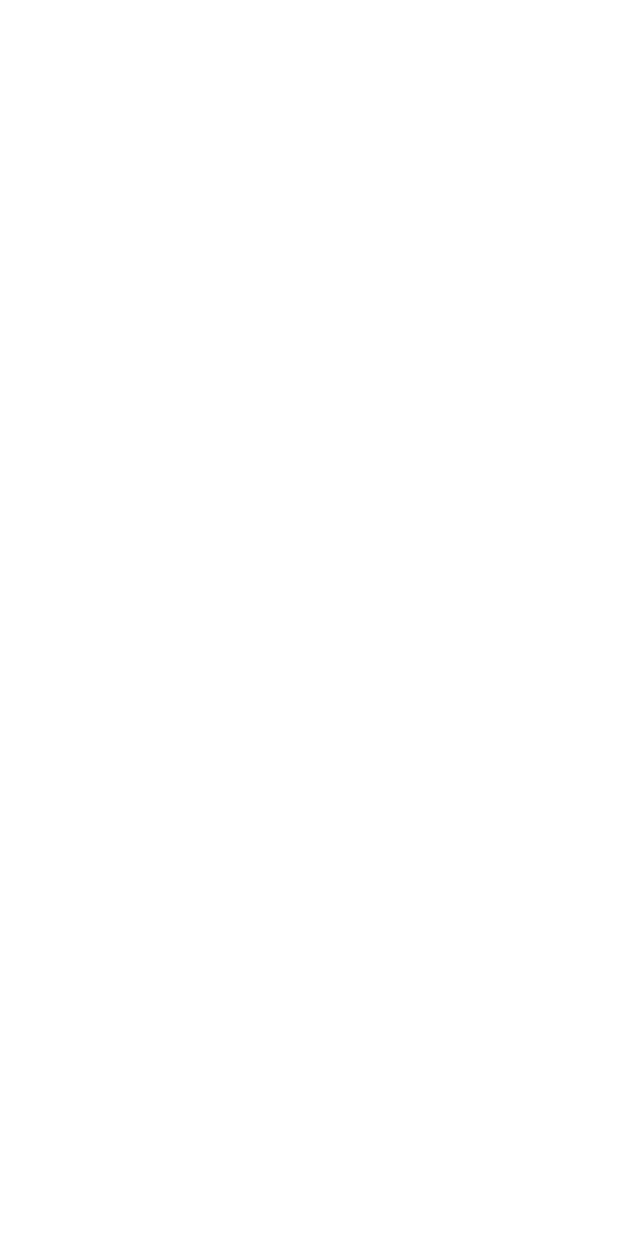
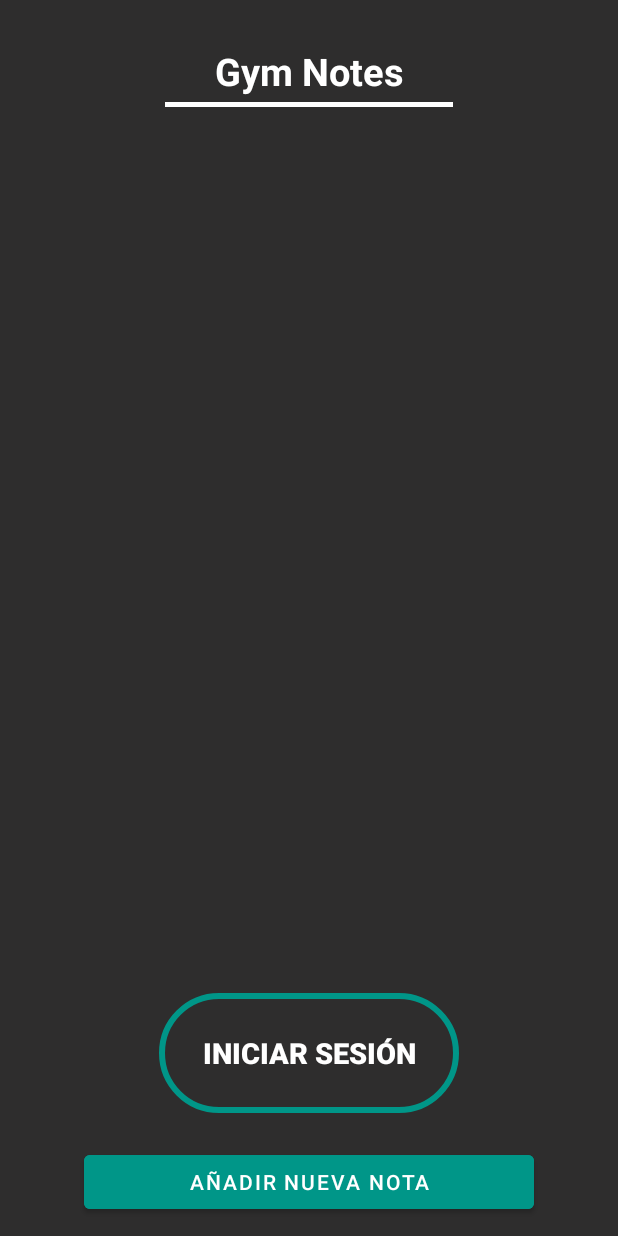
Before and after one commit to Priset/AppGym, an Android app: the GymNotesActivity screen opened directly, with no data from a screen before it, on a phone screen of 412 x 824 dp. Before the commit the screen is empty. Run offline under Robolectric (Android 15) with nearby library versions, the light colour scheme and no system bars; our stand-ins replace Firebase (no records; nobody signed in at launch, a user with empty details on screens opened directly).

Commit message:
Commit 13/12/22 at 16.30pm creating outlog in process

```diff
--- a/app/src/main/java/com/grupoe/runconcola/activity/GymNotesActivity.kt
+++ b/app/src/main/java/com/grupoe/runconcola/activity/GymNotesActivity.kt
@@ -1,8 +1,14 @@
 package com.grupoe.runconcola.activity
 
+import android.content.Context
+import android.content.Intent
 import androidx.appcompat.app.AppCompatActivity
 import android.os.Bundle
+import com.google.android.material.button.MaterialButton
+import com.google.firebase.auth.FirebaseAuth
+import com.grupoe.runconcola.R
 import com.grupoe.runconcola.databinding.ActivityGymNotesBinding
+import kotlinx.android.synthetic.main.activity_gym_notes.*
 
 class GymNotesActivity : AppCompatActivity() {
 
@@ -13,5 +19,32 @@ class GymNotesActivity : AppCompatActivity() {
         binding = ActivityGymNotesBinding.inflate(layoutInflater)
         val view = binding.root
         setContentView(view)
+
+        binding.buttonAddNote.setOnClickListener{
+            val intent  = Intent(this, Login::class.java)
+            startActivity(intent)
+        }
+
+        //Nico
+        //setup()
     }
+
+    // Nico
+    /*
+    private fun setup(){
+        button_logout.setOnClickListener {
+            //borrado de datos
+            val prefs= getSharedPreferences(getString(R.string.prefs_file),Context.MODE_PRIVATE).edit()
+            prefs.clear()
+            prefs.apply()
+            FirebaseAuth.getInstance().signOut()
+            onBackPressed()
+        }
+    }
+    override fun onBackPressed() {
+        finishAffinity()
+    }
+    */
+
+
 }
--- a/app/src/main/java/com/grupoe/runconcola/activity/MainActivity.kt
+++ b/app/src/main/java/com/grupoe/runconcola/activity/MainActivity.kt
@@ -1,8 +1,12 @@
 package com.grupoe.runconcola.activity
+import android.content.Context
 import android.content.Intent
 import androidx.appcompat.app.AppCompatActivity
 import android.os.Bundle
+import com.google.firebase.auth.FirebaseAuth
+import com.grupoe.runconcola.R
 import com.grupoe.runconcola.databinding.ActivityMainBinding
+import kotlinx.android.synthetic.main.activity_gym_notes.*
 
 class MainActivity : AppCompatActivity() {
 
@@ -24,4 +28,5 @@ class MainActivity : AppCompatActivity() {
             startActivity(intent)
         }
     }
+
 }
--- a/app/src/main/java/com/grupoe/runconcola/activity/RegisterActivity.kt
+++ b/app/src/main/java/com/grupoe/runconcola/activity/RegisterActivity.kt
@@ -19,7 +19,6 @@ class RegisterActivity : AppCompatActivity() {
         binding = ActivityRegisterBinding.inflate(layoutInflater)
         val view = binding.root
         setContentView(view)
-
 
         binding.buttonRegister.setOnClickListener{
             val intent  = Intent(this, Login::class.java)
--- a/app/src/main/res/layout/activity_gym_notes.xml
+++ b/app/src/main/res/layout/activity_gym_notes.xml
@@ -4,6 +4,67 @@
     xmlns:tools="http://schemas.android.com/tools"
     android:layout_width="match_parent"
     android:layout_height="match_parent"
+    android:background="@color/background_one"
     tools:context=".activity.GymNotesActivity">
 
+    <TextView
+        android:id="@+id/notes_title"
+        android:layout_width="wrap_content"
+        android:layout_height="wrap_content"
+        android:text="@string/note_title"
+        android:textColor="@color/white"
+        android:textSize="@dimen/S25S"
+        android:textStyle="bold"
+        android:layout_marginTop="@dimen/X30X"
+        app:layout_constraintTop_toTopOf="parent"
+        app:layout_constraintStart_toStartOf="parent"
+        app:layout_constraintEnd_toEndOf="parent"/>
+
+    <View
+        android:id="@+id/view_line_title_notes"
+        android:layout_width="match_parent"
+        android:layout_height="@dimen/X3X"
+        android:background="@color/white"
+        android:layout_marginTop="@dimen/X3X"
+        android:layout_marginStart="@dimen/X110X"
+        android:layout_marginEnd="@dimen/X110X"
+        app:layout_constraintTop_toBottomOf="@id/notes_title"/>
+
+    <androidx.recyclerview.widget.RecyclerView
+        android:id="@+id/notes_recycler"
+        android:layout_width="match_parent"
+        android:layout_height="match_parent"
+        app:layout_constraintTop_toBottomOf="@id/view_line_title_notes"
+        app:layout_constraintStart_toStartOf="parent"
+        app:layout_constraintEnd_toEndOf="parent"/>
+
+    <com.google.android.material.button.MaterialButton
+        android:id="@+id/button_add_note"
+        android:layout_width="@dimen/X350X"
+        android:layout_height="wrap_content"
+        android:text="@string/add_note"
+        android:textColor="@color/white"
+        android:backgroundTint="@color/button_three"
+        android:layout_marginBottom="@dimen/X12X"
+        app:layout_constraintBottom_toBottomOf="parent"
+        app:layout_constraintStart_toStartOf="parent"
+        app:layout_constraintEnd_toEndOf="parent"
+        />
+
+    <androidx.appcompat.widget.AppCompatButton
+        android:id="@+id/button_logout"
+        android:layout_width="@dimen/X200X"
+        android:layout_height="@dimen/X80X"
+        android:layout_marginBottom="@dimen/X70X"
+        android:text="@string/button_login"
+        android:textStyle="bold"
+        android:textSize="@dimen/S19S"
+        android:layout_gravity="center"
+        android:gravity="center"
+        android:background="@drawable/button_style3"
+        android:textColor="@color/white"
+        app:layout_constraintBottom_toBottomOf="@+id/button_add_note"
+        app:layout_constraintStart_toStartOf="parent"
+        app:layout_constraintEnd_toEndOf="parent"/>
+
 </androidx.constraintlayout.widget.ConstraintLayout>
--- a/app/src/main/res/values/strings.xml
+++ b/app/src/main/res/values/strings.xml
@@ -26,6 +26,8 @@
     <string name="email_login">Correo electrónico</string>
     <string name="password_login">Contraseña</string>
     <string name="button_login">Iniciar sesión</string>
+    <string name="note_title">Gym Notes</string>
+    <string name="add_note">Añadir Nueva Nota</string>
 
     <string name="title_nutritional_table">Tabla Nutricional</string>
     <string name="button_calculate">Calcular</string>
@@ -51,5 +53,7 @@
 
     <string name="hello_blank_fragment">Holi</string>
 
+    <string name="prefs_file" translatable="false">com.grupoe.runconcola.activity.PREFERENCE_FILE_KEY</string>
+
 
 </resources>
--- a/build.gradle
+++ b/build.gradle
@@ -10,7 +10,6 @@ buildscript {
     dependencies {
         // Add the dependency for the Google services Gradle plugin
         classpath 'com.google.gms:google-services:4.3.14'
-
     }
 }
 
```
Also changed, not shown: app/src/main/java/com/grupoe/runconcola/activity/Login.kt (+18 -4 lines), app/src/main/java/com/grupoe/runconcola/activity/OptionsRecycleActivity.kt (+4 -5 lines), app/src/main/java/com/grupoe/runconcola/dataClasses/Notes.kt (added, +7 -0 lines), app/src/main/res/layout/activity_login.xml (+4 -47 lines), app/src/main/res/layout/activity_register.xml (+9 -3 lines).
